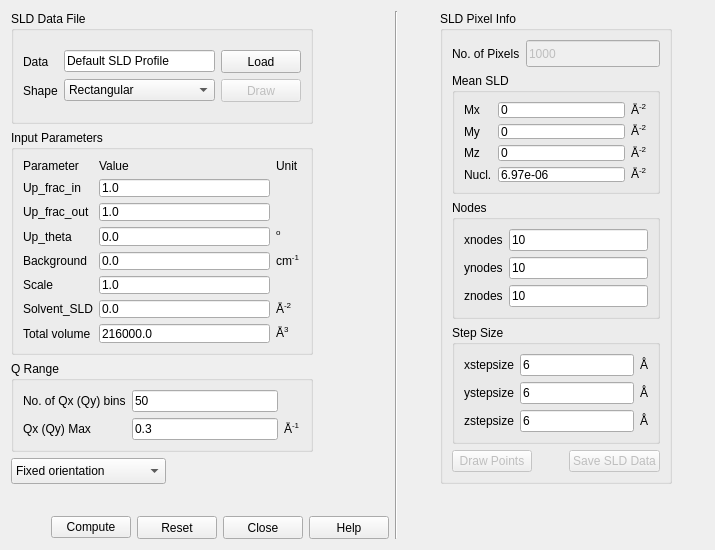
First picture: the form in src/sas/qtgui/Calculators/UI/GenericScatteringCalculator.ui, repository SasView/sasview, before the edit.
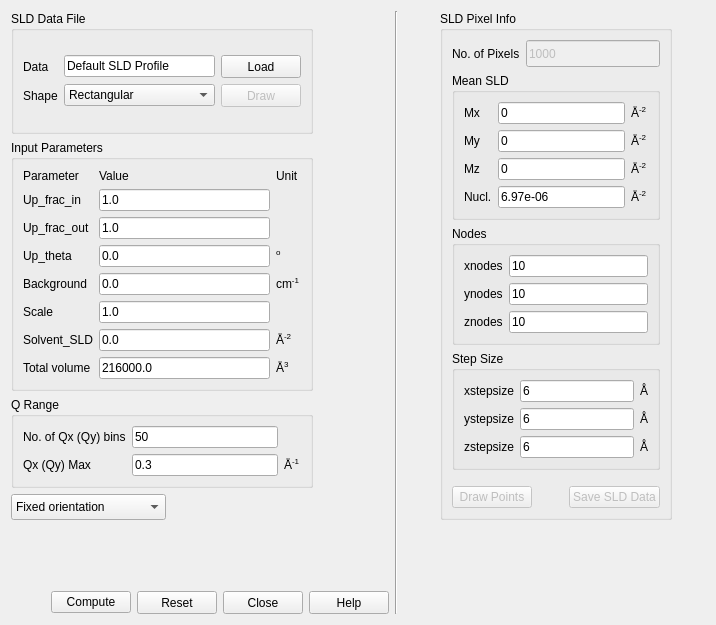
Second picture: the form after the edit. Icons and pictures are not drawn.

```diff
--- a/src/sas/qtgui/Calculators/UI/GenericScatteringCalculator.ui
+++ b/src/sas/qtgui/Calculators/UI/GenericScatteringCalculator.ui
@@ -6,22 +6,28 @@
    <rect>
     <x>0</x>
     <y>0</y>
-    <width>715</width>
-    <height>550</height>
+    <width>716</width>
+    <height>625</height>
    </rect>
   </property>
   <property name="sizePolicy">
-   <sizepolicy hsizetype="Fixed" vsizetype="Fixed">
+   <sizepolicy hsizetype="Preferred" vsizetype="Preferred">
     <horstretch>0</horstretch>
     <verstretch>0</verstretch>
    </sizepolicy>
   </property>
   <property name="minimumSize">
    <size>
-    <width>630</width>
+    <width>660</width>
     <height>550</height>
    </size>
   </property>
+  <property name="maximumSize">
+   <size>
+    <width>800</width>
+    <height>700</height>
+   </size>
+  </property>
   <property name="windowTitle">
    <string>Generic SAS Calculator</string>
   </property>
@@ -299,7 +305,7 @@
              <property name="minimumSize">
               <size>
                <width>70</width>
-               <height>0</height>
+               <height>18</height>
               </size>
              </property>
              <property name="font">
@@ -350,7 +356,7 @@
              <property name="minimumSize">
               <size>
                <width>70</width>
-               <height>0</height>
+               <height>18</height>
               </size>
              </property>
              <property name="font">
@@ -401,7 +407,7 @@
              <property name="minimumSize">
               <size>
                <width>70</width>
-               <height>0</height>
+               <height>18</height>
               </size>
              </property>
              <property name="font">
@@ -452,7 +458,7 @@
              <property name="minimumSize">
               <size>
                <width>70</width>
-               <height>0</height>
+               <height>18</height>
               </size>
              </property>
              <property name="font">
@@ -516,7 +522,7 @@
              <property name="minimumSize">
               <size>
                <width>56</width>
-               <height>0</height>
+               <height>18</height>
               </size>
              </property>
              <property name="font">
@@ -548,7 +554,7 @@
              <property name="minimumSize">
               <size>
                <width>56</width>
-               <height>0</height>
+               <height>18</height>
               </size>
              </property>
              <property name="font">
@@ -580,7 +586,7 @@
              <property name="minimumSize">
               <size>
                <width>56</width>
-               <height>0</height>
+               <height>18</height>
               </size>
              </property>
              <property name="font">
@@ -631,7 +637,7 @@
              <property name="minimumSize">
               <size>
                <width>50</width>
-               <height>0</height>
+               <height>18</height>
               </size>
              </property>
              <property name="font">
@@ -676,7 +682,7 @@
              <property name="minimumSize">
               <size>
                <width>50</width>
-               <height>0</height>
+               <height>18</height>
               </size>
              </property>
              <property name="font">
@@ -721,7 +727,7 @@
              <property name="minimumSize">
               <size>
                <width>50</width>
-               <height>0</height>
+               <height>18</height>
               </size>
              </property>
              <property name="font">
@@ -946,6 +952,12 @@
         </item>
         <item row="1" column="1">
          <widget class="QLineEdit" name="txtUpFracIn">
+          <property name="minimumSize">
+           <size>
+            <width>0</width>
+            <height>18</height>
+           </size>
+          </property>
           <property name="font">
            <font>
             <weight>50</weight>
@@ -978,6 +990,12 @@
         </item>
         <item row="2" column="1">
          <widget class="QLineEdit" name="txtUpFracOut">
+          <property name="minimumSize">
+           <size>
+            <width>0</width>
+            <height>18</height>
+           </size>
+          </property>
           <property name="font">
            <font>
             <weight>50</weight>
@@ -1010,6 +1028,12 @@
         </item>
         <item row="3" column="1">
          <widget class="QLineEdit" name="txtUpTheta">
+          <property name="minimumSize">
+           <size>
+            <width>0</width>
+            <height>18</height>
+           </size>
+          </property>
           <property name="font">
            <font>
             <weight>50</weight>
@@ -1039,6 +1063,12 @@
         </item>
         <item row="4" column="1">
          <widget class="QLineEdit" name="txtBackground">
+          <property name="minimumSize">
+           <size>
+            <width>0</width>
+            <height>18</height>
+           </size>
+          </property>
           <property name="font">
            <font>
             <weight>50</weight>
@@ -1078,6 +1108,12 @@
         </item>
         <item row="5" column="1">
          <widget class="QLineEdit" name="txtScale">
+          <property name="minimumSize">
+           <size>
+            <width>0</width>
+            <height>18</height>
+           </size>
+          </property>
           <property name="font">
            <font>
             <weight>50</weight>
@@ -1104,6 +1140,12 @@
         </item>
         <item row="6" column="1">
          <widget class="QLineEdit" name="txtSolventSLD">
+          <property name="minimumSize">
+           <size>
+            <width>0</width>
+            <height>18</height>
+           </size>
+          </property>
           <property name="font">
            <font>
             <weight>50</weight>
@@ -1133,6 +1175,12 @@
         </item>
         <item row="7" column="1">
          <widget class="QLineEdit" name="txtTotalVolume">
+          <property name="minimumSize">
+           <size>
+            <width>0</width>
+            <height>18</height>
+           </size>
+          </property>
           <property name="font">
            <font>
             <weight>50</weight>
@@ -1251,6 +1299,12 @@
         </item>
         <item row="0" column="1">
          <widget class="QLineEdit" name="txtNoQBins">
+          <property name="minimumSize">
+           <size>
+            <width>0</width>
+            <height>18</height>
+           </size>
+          </property>
           <property name="font">
            <font>
             <weight>50</weight>
@@ -1280,6 +1334,12 @@
         </item>
         <item row="1" column="1">
          <widget class="QLineEdit" name="txtQxMax">
+          <property name="minimumSize">
+           <size>
+            <width>0</width>
+            <height>18</height>
+           </size>
+          </property>
           <property name="font">
            <font>
             <weight>50</weight>
```
Left out of the diff: 2 changed lines with no effect on the pictures.
